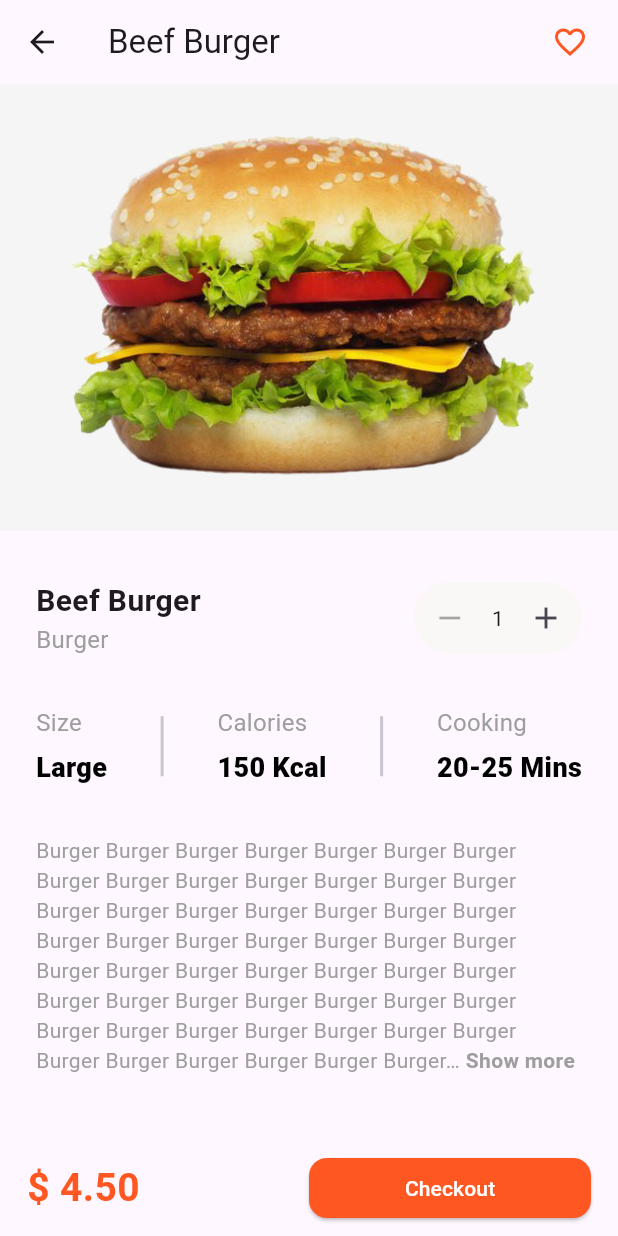
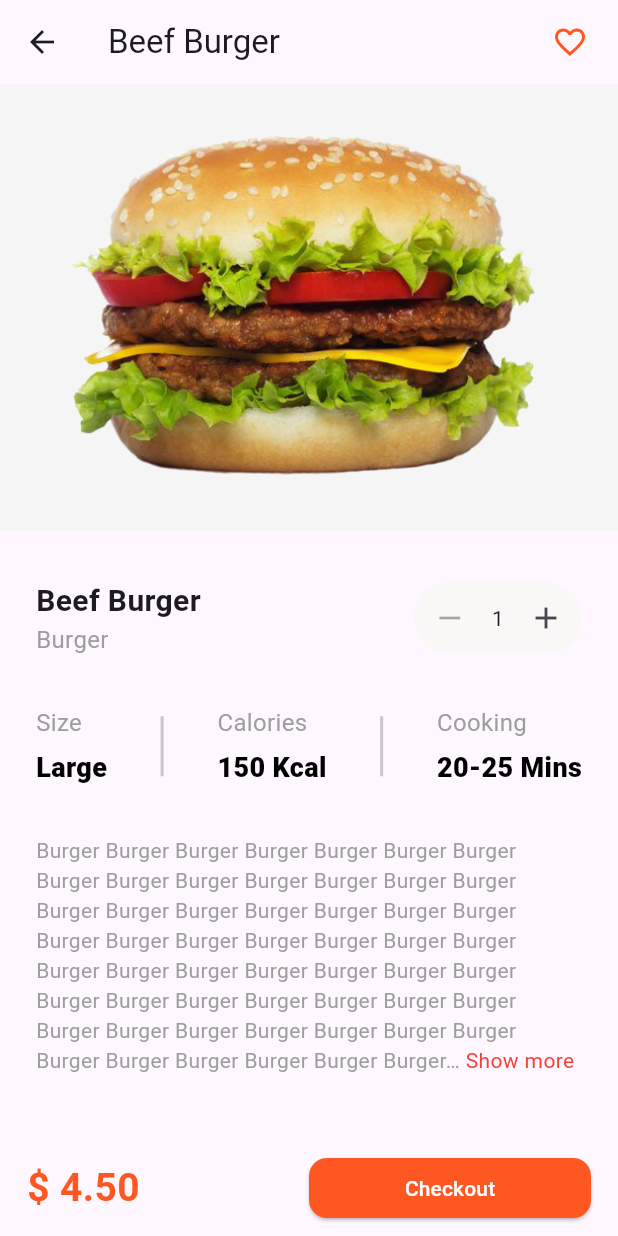
Before and after one commit to RamiYacoub/food_delivery_app, a Flutter app: the ProductDetails screen opened directly with sample values from the repository, on a phone screen of 412 x 824 dp. Run offline on Flutter 3.47's test engine with Material 2 defaults, Android fonts, the phone set to English and light mode, and no system bars; drawn by our look-alikes of readmore; Roboto replaces fonts that are missing (Montserrat).

Commit message:
edit on show more

```diff
--- a/lib/pages/product_details.dart
+++ b/lib/pages/product_details.dart
@@ -177,13 +177,9 @@ class _ProductDetailsState extends State<ProductDetails> {
                             height: 32.0,
                           ),
                           ReadMoreText(
-                            colorClickableText: Colors.pink,
+                            colorClickableText: Colors.red,
                             trimCollapsedText: 'Show more',
                             trimExpandedText: 'Show less',
-                            moreStyle: const TextStyle(
-                              fontSize: 14,
-                              fontWeight: FontWeight.bold,
-                            ),
                             trimLines: 8,
                             trimMode: TrimMode.Line,
                             widget.foodItem.description,
```
